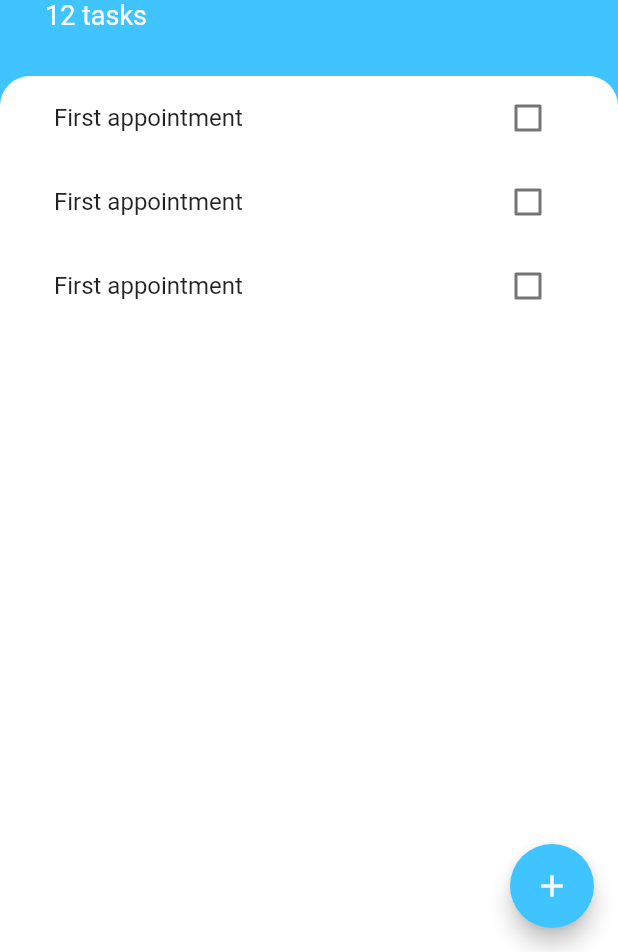
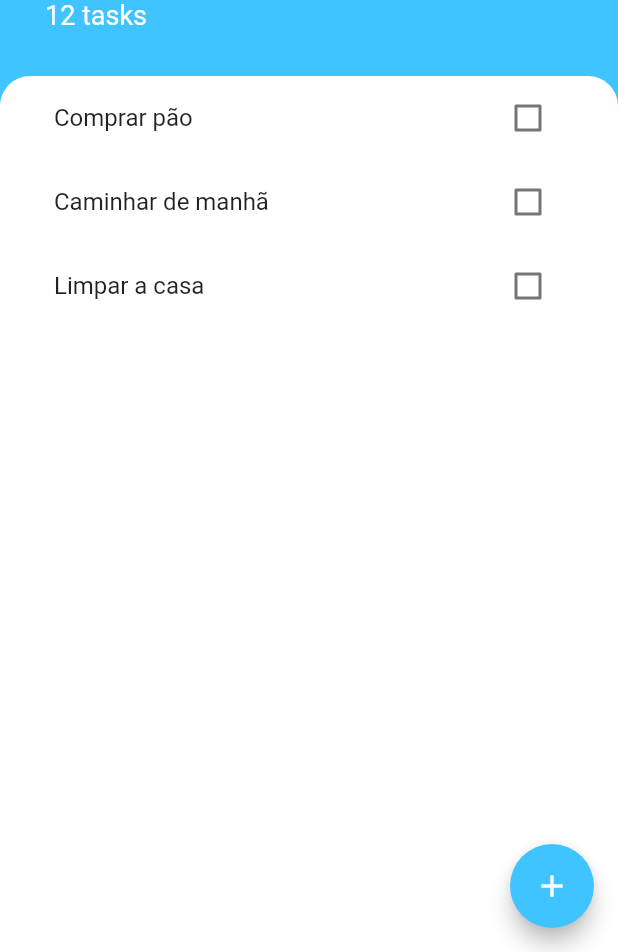
Before and after one commit to devkaio/todoey, a Flutter app: the screen it shows after launch, on a phone screen of 412 x 824 dp, the part 284-1236 px from its top. Run offline on Flutter 3.47's test engine with Material 2 defaults, Android fonts, the phone set to English and light mode, and no system bars.

Commit message:
add listview with dynamic tasks title and checkbox state

```diff
--- /dev/null
+++ b/lib/models/task.dart
@@ -0,0 +1,10 @@
+class Task {
+  final String name;
+  bool isDone;
+
+  Task({required this.name, this.isDone = false});
+
+  void toggleDone() {
+    isDone = !isDone;
+  }
+}
--- a/lib/widgets/tasks_list.dart
+++ b/lib/widgets/tasks_list.dart
@@ -1,15 +1,34 @@
 import 'package:flutter/material.dart';
+import 'package:todoey/models/task.dart';
 import 'package:todoey/widgets/tasks_tile.dart';
 
-class TasksList extends StatelessWidget {
+class TasksList extends StatefulWidget {
+  @override
+  _TasksListState createState() => _TasksListState();
+}
+
+class _TasksListState extends State<TasksList> {
+  List<Task> tasks = [
+    Task(name: 'Comprar pão'),
+    Task(name: 'Caminhar de manhã'),
+    Task(name: 'Limpar a casa'),
+  ];
+
   @override
   Widget build(BuildContext context) {
-    return ListView(
-      children: [
-        TaskTile(),
-        TaskTile(),
-        TaskTile(),
-      ],
+    return ListView.builder(
+      itemBuilder: (context, index) {
+        return TaskTile(
+          taskTitle: tasks[index].name,
+          isChecked: tasks[index].isDone,
+          checkboxCallback: (checkboxState) {
+            setState(() {
+              tasks[index].toggleDone();
+            });
+          },
+        );
+      },
+      itemCount: tasks.length,
     );
   }
 }
--- a/lib/widgets/tasks_tile.dart
+++ b/lib/widgets/tasks_tile.dart
@@ -1,46 +1,26 @@
 import 'package:flutter/material.dart';
 
-class TaskTile extends StatefulWidget {
-  @override
-  _TaskTileState createState() => _TaskTileState();
-}
+class TaskTile extends StatelessWidget {
+  final bool isChecked;
+  final String? taskTitle;
+  final Function(bool?)? checkboxCallback;
 
-class _TaskTileState extends State<TaskTile> {
-  bool isChecked = false;
+  TaskTile({required this.isChecked, this.taskTitle, this.checkboxCallback});
 
   @override
   Widget build(BuildContext context) {
     return ListTile(
       title: Text(
-        'First appointment',
+        taskTitle!,
         style: TextStyle(
           decoration: isChecked ? TextDecoration.lineThrough : null,
         ),
       ),
-      trailing: TaskCheckbox(
-        checkboxState: isChecked,
-        toggleCheckboxState: (bool? checkboxState) {
-          setState(() {
-            isChecked = checkboxState!;
-          });
-        },
+      trailing: Checkbox(
+        activeColor: Colors.lightBlueAccent,
+        value: isChecked,
+        onChanged: checkboxCallback,
       ),
     );
   }
 }
-
-class TaskCheckbox extends StatelessWidget {
-  final bool checkboxState;
-  final Function(bool?)? toggleCheckboxState;
-
-  TaskCheckbox({required this.checkboxState, this.toggleCheckboxState});
-
-  @override
-  Widget build(BuildContext context) {
-    return Checkbox(
-      activeColor: Colors.lightBlueAccent,
-      value: checkboxState,
-      onChanged: toggleCheckboxState,
-    );
-  }
-}
```
